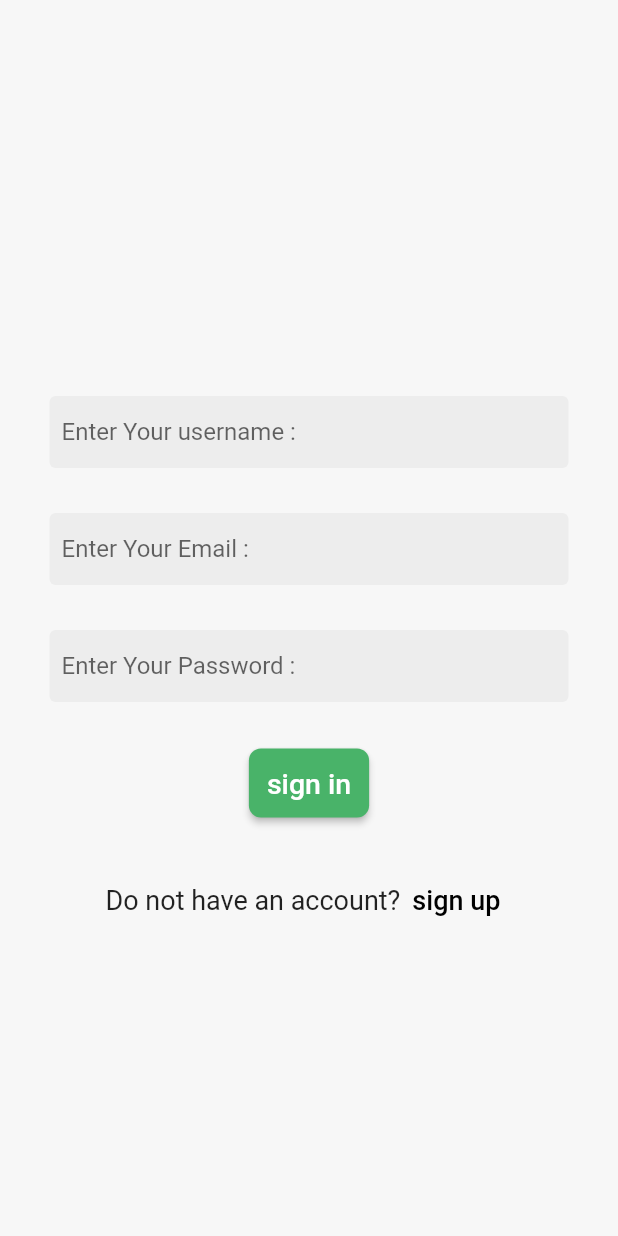
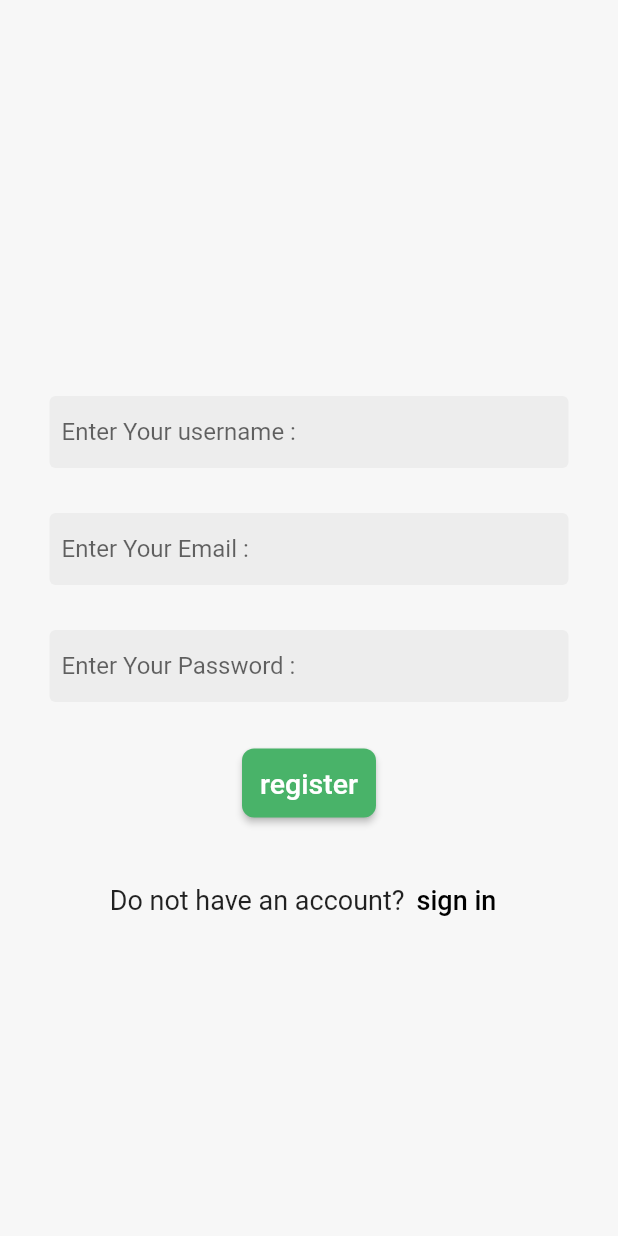
Before and after one commit to abdorady2022001/Electronic_shop, a Flutter app: the screen it shows after launch, on a phone screen of 412 x 824 dp. Run offline on Flutter 3.47's test engine with Material 2 defaults, Android fonts, the light colour scheme and no system bars.

Commit message:
Change button settings

```diff
--- a/lib/pages/register.dart
+++ b/lib/pages/register.dart
@@ -57,7 +57,7 @@ class Register extends StatelessWidget {
                           borderRadius: BorderRadius.circular(8))),
                     ),
                     child: Text(
-                      "sign in",
+                      "register",
                       style: TextStyle(fontSize: 19),
                     ),
                   ),
@@ -71,7 +71,7 @@ class Register extends StatelessWidget {
                           style: TextStyle(fontSize: 18)),
                       TextButton(
                           onPressed: () {},
-                          child: Text('sign up',
+                          child: Text('sign in',
                               style: TextStyle(
                                   color: Colors.black, fontSize: 18))),
                     ],
```
